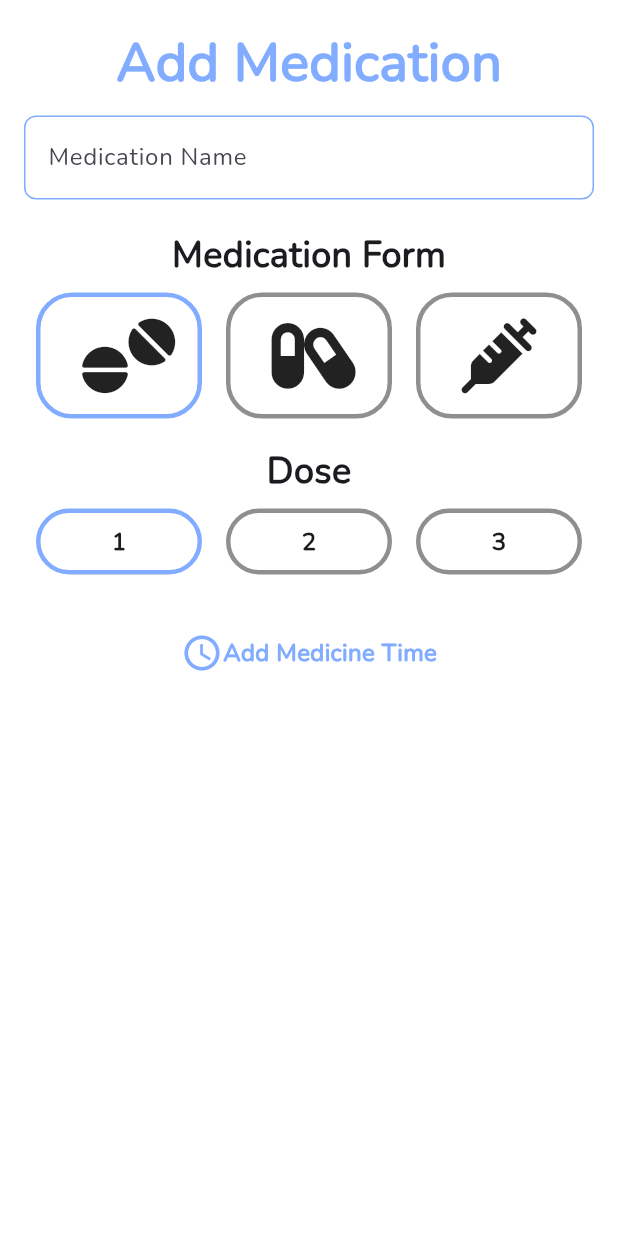
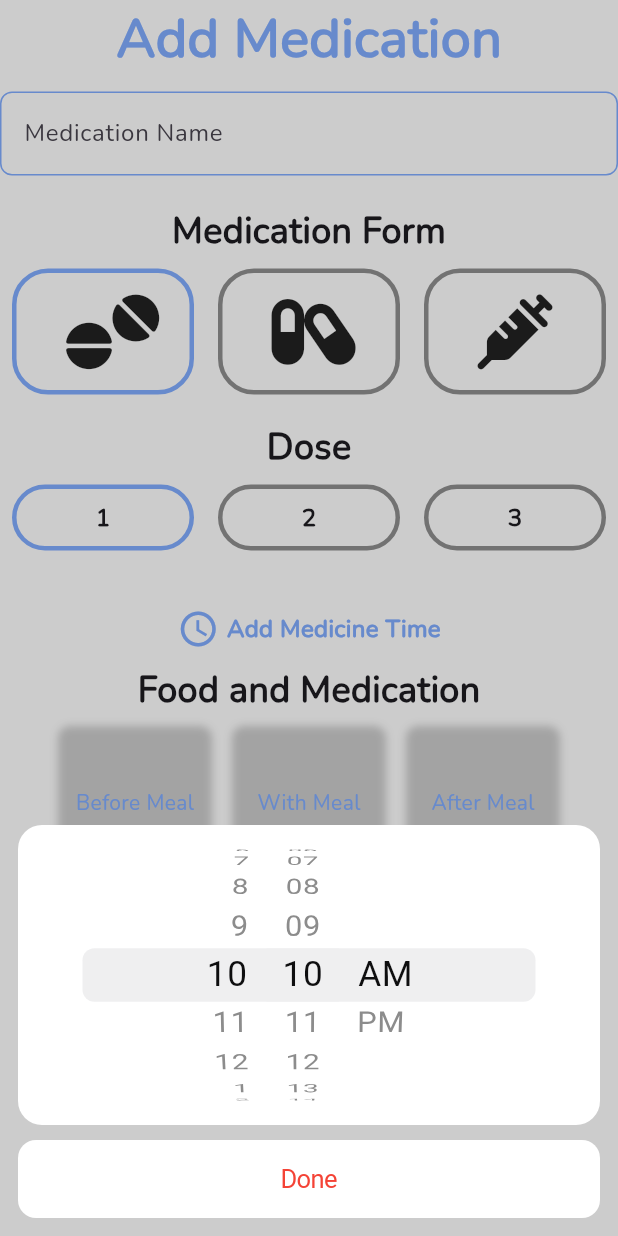
Before and after one commit to Mina176/Pill-Reminder, a Flutter app: the screen it shows after launch, after a tap on "Add Medicine Time", on a phone screen of 412 x 824 dp. Run offline on Flutter 3.47's test engine with Material 3 defaults, Android fonts, the phone set to English and light mode, and no system bars; our stand-ins replace font_awesome_flutter.

Commit message:
addPillTime

```diff
--- a/lib/views/addDoseVew/widgets/add_dose_body.dart
+++ b/lib/views/addDoseVew/widgets/add_dose_body.dart
@@ -1,9 +1,9 @@
 import 'package:flutter/cupertino.dart';
 import 'package:flutter/material.dart';
-import 'package:font_awesome_flutter/font_awesome_flutter.dart';
-import 'package:pill_reminder/constants.dart';
   import 'package:pill_reminder/views/addDoseVew/widgets/med_dose_select_section.dart';
 import 'add_med_name_section.dart';
+import 'add_pill_time.dart';
+import 'food_and_med_section.dart';
 import 'med_type_select_section.dart';
 
 class AddDoseBody extends StatefulWidget {
@@ -16,24 +16,19 @@ class AddDoseBody extends StatefulWidget {
 class _AddDoseBodyState extends State<AddDoseBody> {
   int selectedDose = 0;
   int selectedType = 0;
+  int selectedFood = 0;
 
-  final List<Icon> typeIcons = const [
-    Icon(FontAwesomeIcons.tablets, size: 50),
-    Icon(FontAwesomeIcons.capsules, size: 50),
-    Icon(FontAwesomeIcons.syringe, size: 50),
-  ];
+  TimeOfDay? selectedTime;
+
   @override
   Widget build(BuildContext context) {
-    return Padding(
-      padding: const EdgeInsets.all(16.0),
-      child: Column(
+    return Column(
       children: [
         AddMedNameSection(),
         SizedBox(
           height: 20,
         ),
-          MedTypeSelectSection(
-            typeIcons: typeIcons,
+        MedTypeSection(
           selectedindex: selectedType,
           onChanged: (value) {
             setState(() {
@@ -44,7 +39,7 @@ class _AddDoseBodyState extends State<AddDoseBody> {
         SizedBox(
           height: 10,
         ),
-          MedDoseSelectSection(
+        MedDoseSection(
           selectedindex: selectedDose,
           onChanged: (value) {
             setState(() {
@@ -55,42 +50,62 @@ class _AddDoseBodyState extends State<AddDoseBody> {
         SizedBox(
           height: 30,
         ),
-          AddPillTime(
-            onTap: () {
-              CupertinoTimerPicker(onTimerDurationChanged: onTimerDurationChanged)
+        AddPillTime(onTap: showTimePicker),
+        SizedBox(
+          height: 10,
+        ),
+        FoodAndMedSection()
+      ],
+    );
+  }
+
+  void showTimePicker() {
+    showCupertinoModalPopup(
+      context: context,
+      builder: (context) => Padding(
+        padding: const EdgeInsets.all(12),
+        child: Column(
+          mainAxisAlignment: MainAxisAlignment.end,
+          crossAxisAlignment: CrossAxisAlignment.stretch,
+          children: [
+            Container(
+              decoration: BoxDecoration(
+                  color: Colors.white, borderRadius: BorderRadius.circular(16)),
+              height: 200,
+              child: CupertinoDatePicker(
+                use24hFormat: false,
+                initialDateTime: DateTime(
+                  0,
+                  0,
+                  0,
+                  selectedTime?.hour ?? DateTime.now().hour,
+                  selectedTime?.hour ?? DateTime.now().hour,
+                ),
+                mode: CupertinoDatePickerMode.time,
+                onDateTimeChanged: (newTime) {
+                  setState(() {
+                    selectedTime =
+                        TimeOfDay(hour: newTime.hour, minute: newTime.minute);
+                  });
                 },
               ),
+            ),
+            SizedBox(
+              height: 10,
+            ),
+            SizedBox(
+              child: CupertinoButton(
+                color: Colors.white,
+                child: Text(
+                  'Done',
+                  style: TextStyle(color: Colors.red),
+                ),
+                onPressed: () => Navigator.of(context).pop(),
+              ),
+            )
           ],
+        ),
       ),
     );
   }
 }
-
-class AddPillTime extends StatelessWidget {
-  const AddPillTime({super.key, required this.onTap});
-  final VoidCallback onTap;
-  @override
-  Widget build(BuildContext context) {
-    return GestureDetector(
-      onTap: onTap,
-      child: Row(
-        mainAxisAlignment: MainAxisAlignment.center,
-        children: [
-          Icon(
-            Icons.access_time_outlined,
-            color: kPrimaryColor,
-            size: 28,
-          ),
-          Text(
-            'Add Medicine Time',
-            style: TextStyle(
-              fontSize: 16,
-              color: kPrimaryColor,
-              fontWeight: FontWeight.w900,
-            ),
-          ),
-        ],
-      ),
-    );
-  }
-}
--- a/lib/views/addDoseVew/widgets/add_med_name_section.dart
+++ b/lib/views/addDoseVew/widgets/add_med_name_section.dart
@@ -1,4 +1,3 @@
-
 import 'package:flutter/material.dart';
 
 import '../../../constants.dart';
--- /dev/null
+++ b/lib/views/addDoseVew/widgets/add_pill_time.dart
@@ -0,0 +1,37 @@
+
+
+import 'package:flutter/material.dart';
+
+import '../../../constants.dart';
+
+class AddPillTime extends StatelessWidget {
+  const AddPillTime({super.key, required this.onTap});
+  final VoidCallback onTap;
+  @override
+  Widget build(BuildContext context) {
+    return GestureDetector(
+      onTap: onTap,
+      child: Row(
+        mainAxisAlignment: MainAxisAlignment.center,
+        children: [
+          Icon(
+            Icons.access_time_outlined,
+            color: kPrimaryColor,
+            size: 28,
+          ),
+          SizedBox(
+            width: 5,
+          ),
+          Text(
+            'Add Medicine Time',
+            style: TextStyle(
+              fontSize: 16,
+              color: kPrimaryColor,
+              fontWeight: FontWeight.w900,
+            ),
+          ),
+        ],
+      ),
+    );
+  }
+}
--- /dev/null
+++ b/lib/views/addDoseVew/widgets/food_and_med_section.dart
@@ -0,0 +1,59 @@
+import 'package:flutter/material.dart';
+import 'package:pill_reminder/constants.dart';
+
+class FoodAndMedSection extends StatelessWidget {
+  const FoodAndMedSection({super.key});
+  final List<String> foodAndMed = const [
+    'Before Meal',
+    'With Meal',
+    'After Meal'
+  ];
+  @override
+  Widget build(BuildContext context) {
+    return Column(
+      children: [
+        Text(
+          'Food and Medication',
+          style: TextStyle(fontSize: 24, fontWeight: FontWeight.w900),
+        ),
+        Row(
+          mainAxisAlignment: MainAxisAlignment.center,
+          children: List.generate(3, (index) {
+            return FoodCard(
+              text: foodAndMed[index],
+            );
+          }),
+        )
+      ],
+    );
+  }
+}
+
+class FoodCard extends StatelessWidget {
+  const FoodCard({super.key, required this.text});
+  final String text;
+  @override
+  Widget build(BuildContext context) {
+    return Padding(
+      padding: const EdgeInsets.all(8.0),
+      child: Container(
+        width: 100,
+        height: 100,
+        decoration:
+            BoxDecoration(borderRadius: BorderRadius.circular(8), boxShadow: [
+          BoxShadow(
+            color: Colors.black.withValues(alpha: 0.2),
+            blurRadius: 4,
+            spreadRadius: 1,
+          )
+        ]),
+        child: Center(
+          child: Text(
+            text,
+            style: TextStyle(color: kPrimaryColor),
+          ),
+        ),
+      ),
+    );
+  }
+}
--- a/lib/views/addDoseVew/widgets/med_dose_select_section.dart
+++ b/lib/views/addDoseVew/widgets/med_dose_select_section.dart
@@ -1,8 +1,8 @@
 import 'package:flutter/material.dart';
 import 'package:pill_reminder/views/addDoseVew/widgets/dose_count_item.dart';
 
-class MedDoseSelectSection extends StatelessWidget {
-  const MedDoseSelectSection({
+class MedDoseSection extends StatelessWidget {
+  const MedDoseSection({
     super.key,
     required this.selectedindex,
     required this.onChanged,
--- a/lib/views/addDoseVew/widgets/med_type_select_section.dart
+++ b/lib/views/addDoseVew/widgets/med_type_select_section.dart
@@ -1,19 +1,21 @@
 import 'package:flutter/material.dart';
+import 'package:font_awesome_flutter/font_awesome_flutter.dart';
 import 'package:pill_reminder/views/addDoseVew/widgets/med_type_card.dart';
 
-class MedTypeSelectSection extends StatelessWidget {
-  const MedTypeSelectSection(
-      {super.key,
-      required this.typeIcons,
-      required this.selectedindex,
-      required this.onChanged});
+class MedTypeSection extends StatelessWidget {
+  const MedTypeSection(
+      {super.key, required this.selectedindex, required this.onChanged});
 
-  final List<Icon> typeIcons;
   final int selectedindex;
   final ValueChanged<int> onChanged;
 
   @override
   Widget build(BuildContext context) {
+    final List<Icon> typeIcons = const [
+      Icon(FontAwesomeIcons.tablets, size: 50),
+      Icon(FontAwesomeIcons.capsules, size: 50),
+      Icon(FontAwesomeIcons.syringe, size: 50),
+    ];
     return Column(
       children: [
         Text(
@@ -23,7 +25,7 @@ class MedTypeSelectSection extends StatelessWidget {
         SizedBox(
             height: 100,
             child: Row(
-              children: List.generate(3, (index) {
+              children: List.generate(typeIcons.length, (index) {
                 return Expanded(
                     child: MedTypeCard(
                   type: typeIcons[index],
```
Also changed, not shown: lib/utils.dart (added), 1 other file. Lines whose indentation alone changed are shown as unchanged.
